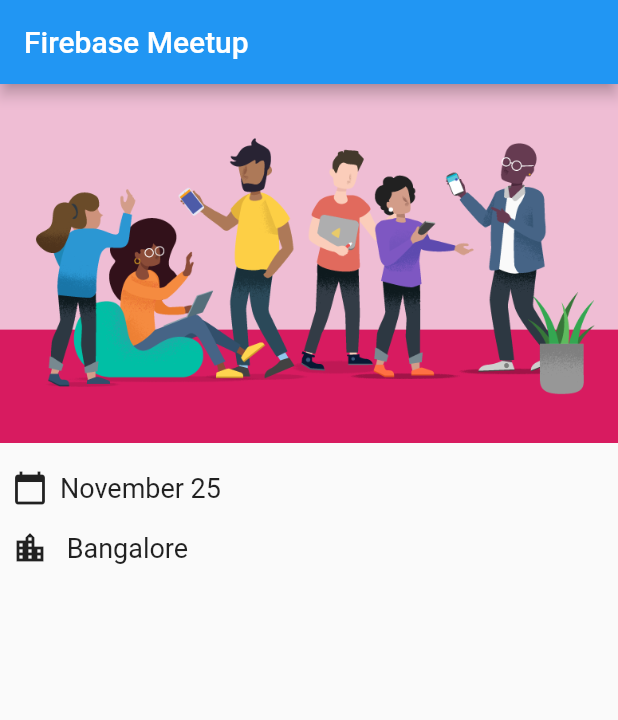
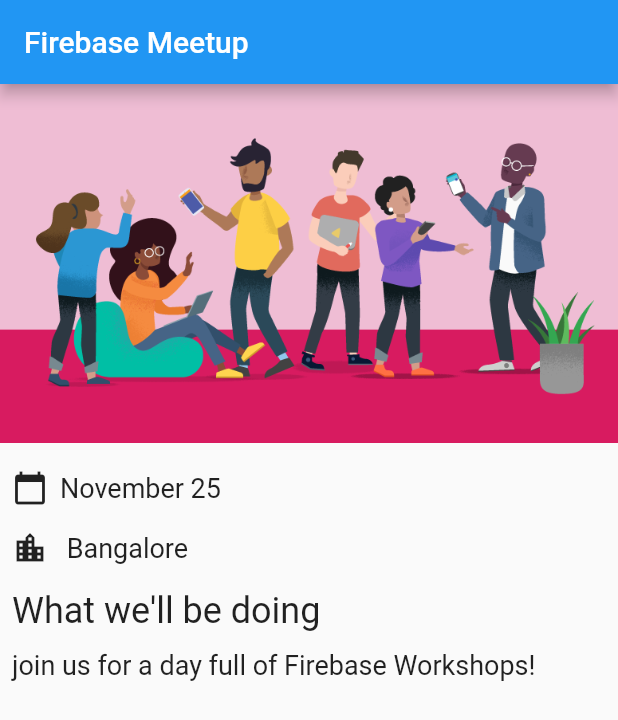
Before and after one commit to kirtijangid/meetup-app, a Flutter app: the screen it shows after launch, on a phone screen of 412 x 824 dp. Shown: the top 720 px of the screen. Run offline on Flutter 3.47's test engine with Material 2 defaults, Android fonts, the phone set to English and light mode, and no system bars.

Commit message:
adding header & content

```diff
--- a/lib/homepage.dart
+++ b/lib/homepage.dart
@@ -18,6 +18,8 @@
           SizedBox(height: 10,),
           const IconAndDetail(Icons.calendar_today,'November 25'),
           const IconAndDetail(Icons.location_city,' Bangalore'),
+          const Header("What we'll be doing"),
+          const Paragraph('join us for a day full of Firebase Workshops!')
         ],
       ),
     );
--- a/lib/src/widgets.dart
+++ b/lib/src/widgets.dart
@@ -1,7 +1,7 @@
 import 'package:flutter/material.dart';
 
 class IconAndDetail extends StatelessWidget {
-  const IconAndDetail( this.icon,  this.detail, {super.key} );
+  const IconAndDetail(this.icon, this.detail, {super.key});
   final IconData icon;
   final String detail;
 
@@ -11,10 +11,42 @@
         child: Row(
           children: [
             Icon(icon),
-            SizedBox(width: 8,),
-            Text(detail,
-            style: TextStyle(fontSize: 18),)
+            SizedBox(
+              width: 8,
+            ),
+            Text(
+              detail,
+              style: TextStyle(fontSize: 18),
+            )
           ],
         ),
       );
 }
+
+class Header extends StatelessWidget {
+  const Header(this.heading, {super.key});
+  final String heading;
+
+  @override
+  Widget build(BuildContext context) => Padding(
+        padding: EdgeInsets.all(8),
+        child: Text(
+          heading,
+          style: TextStyle(fontSize: 24),
+        ),
+      );
+}
+
+class Paragraph extends StatelessWidget {
+  const Paragraph(this.content, {super.key});
+  final String content;
+
+  @override
+  Widget build(BuildContext context) => Padding(
+        padding: EdgeInsets.symmetric(horizontal: 8, vertical: 4),
+        child: Text(
+          content,
+          style: TextStyle(fontSize: 18),
+        ),
+      );
+}
```
